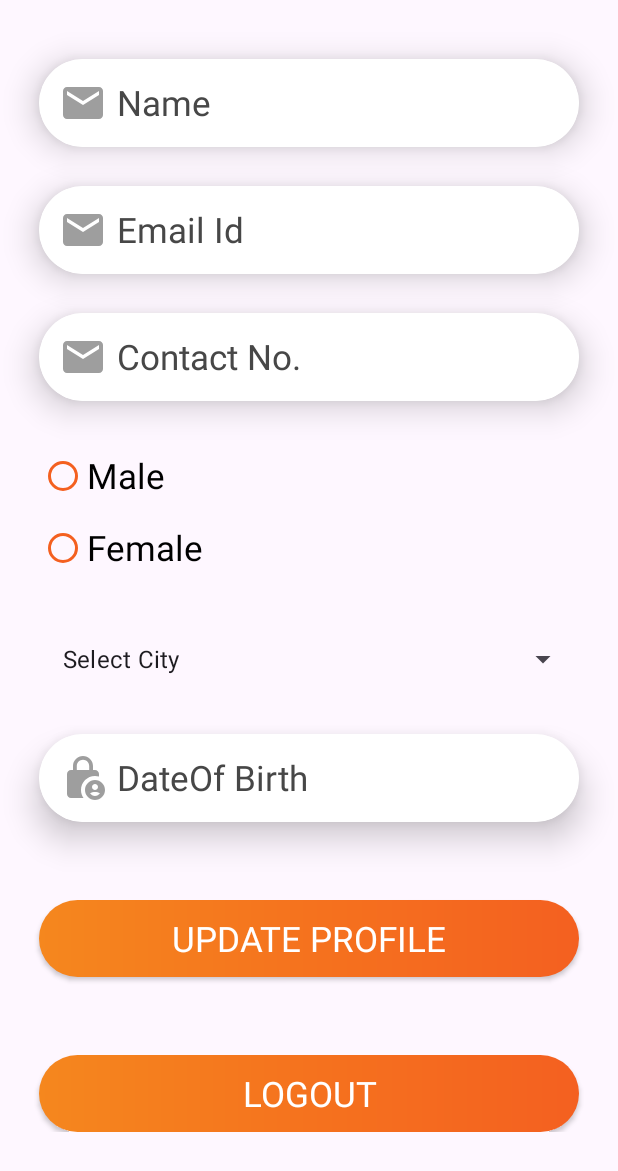
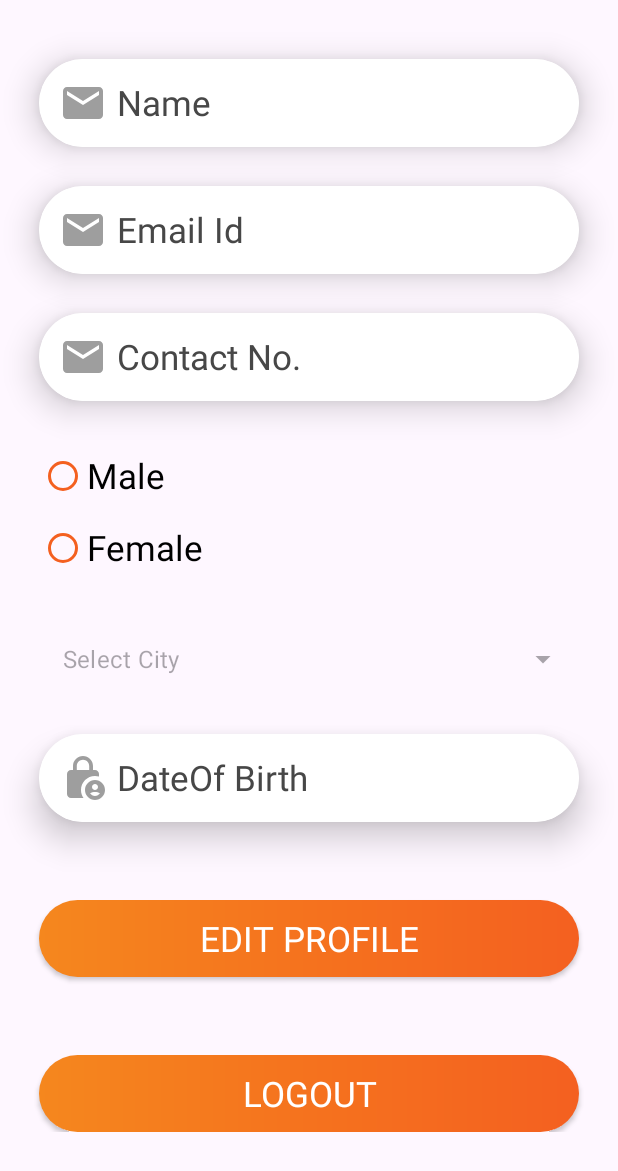
Before and after one commit to sahetu/Internship_45d_Batch2, an Android app: the HomeActivity screen opened directly, with no data from a screen before it, on a phone screen of 412 x 824 dp. Shown: the top 1171 px of the screen. Run offline under Robolectric (Android 15) with nearby library versions, the phone set to English and light mode, and no system bars; our stand-ins replace sdp/ssp sizes; Roboto replaces fonts that are not available here.

Commit message:
8th Aug Updated Code

```diff
--- a/app/build.gradle
+++ b/app/build.gradle
@@ -36,6 +36,7 @@ dependencies {
     implementation 'com.intuit.sdp:sdp-android:1.1.0'
 
     implementation 'com.github.bumptech.glide:glide:4.15.1'
+    implementation 'com.etebarian:meow-bottom-navigation-java:1.2.0'
 
     testImplementation 'junit:junit:4.13.2'
     androidTestImplementation 'androidx.test.ext:junit:1.1.5'
--- a/app/src/main/java/internship/batch2/HomeActivity.java
+++ b/app/src/main/java/internship/batch2/HomeActivity.java
@@ -28,7 +28,7 @@ public class HomeActivity extends AppCompatActivity {
     //TextView name;
     SharedPreferences sp;
 
-    Button logout, updateProfile;
+    Button logout, updateProfile, editProfile;
     EditText name, email, contact, dob;
 
     String emailPattern = "[a-zA-Z0-9._-]+@[a-z]+\\.+[a-z]+";
@@ -190,30 +190,62 @@ public class HomeActivity extends AppCompatActivity {
                     dob.setError("Please Select Date Of Birth");
                 }
                 else {
-                    /*String selectQuery = "SELECT * FROM USERS WHERE EMAIL='"+email.getText().toString()+"' OR CONTACT='"+contact.getText().toString()+"'";
+                    String selectQuery = "SELECT * FROM USERS WHERE USERID='"+sp.getString(ConstantSp.ID,"")+"'";
                     Cursor cursor = db.rawQuery(selectQuery,null);
                     if(cursor.getCount()>0){
-                        new CommonMethod(HomeActivity.this, "Email Id/Contact No. Already Exists");
+                        String updateQuery = "UPDATE USERS SET NAME='"+name.getText().toString()+"',EMAIL='"+email.getText().toString()+"',CONTACT='"+contact.getText().toString()+"',GENDER='"+sGender+"',CITY='"+sCity+"',DOB='"+dob.getText().toString()+"' WHERE USERID='"+sp.getString(ConstantSp.ID,"")+"'";
+                        db.execSQL(updateQuery);
+                        new CommonMethod(HomeActivity.this,"Profile Update Success");
+
+                        sp.edit().putString(ConstantSp.NAME,name.getText().toString()).commit();
+                        sp.edit().putString(ConstantSp.EMAIL,email.getText().toString()).commit();
+                        sp.edit().putString(ConstantSp.CONTACT,contact.getText().toString()).commit();
+                        sp.edit().putString(ConstantSp.GENDER,sGender).commit();
+                        sp.edit().putString(ConstantSp.CITY,sCity).commit();
+                        sp.edit().putString(ConstantSp.DOB,dob.getText().toString()).commit();
+
+                        setData(false);
                     }
                     else {
-                        String insertQuery = "INSERT INTO USERS VALUES(NULL,'" + name.getText().toString() + "','" + email.getText().toString() + "','" + contact.getText().toString() + "','" + password.getText().toString() + "','" + sGender + "','" + sCity + "','" + dob.getText().toString() + "')";
-                        db.execSQL(insertQuery);
-
-                        System.out.println("Signup Successfully\nEmail:" + email.getText().toString() + "\nPassword:" + password.getText().toString());
-                        new CommonMethod(HomeActivity.this, "Signup Successfully");
-                        new CommonMethod(view, "Signup Successfully");
-                        //new CommonMethod(HomeActivity.this, HomeActivity.class);
-                        onBackPressed();
-                    }*/
+                        new CommonMethod(HomeActivity.this,"Invalid User Id");
+                    }
                 }
             }
         });
 
-        setData();
+        editProfile = findViewById(R.id.home_edit_profile);
+        editProfile.setOnClickListener(new View.OnClickListener() {
+            @Override
+            public void onClick(View view) {
+                setData(true);
+            }
+        });
+
+        setData(false);
 
     }
 
-    private void setData() {
+    private void setData(boolean isEnable) {
+
+        name.setEnabled(isEnable);
+        email.setEnabled(isEnable);
+        contact.setEnabled(isEnable);
+        dob.setEnabled(isEnable);
+
+        male.setEnabled(isEnable);
+        female.setEnabled(isEnable);
+
+        city.setEnabled(isEnable);
+
+        if(isEnable){
+            editProfile.setVisibility(View.GONE);
+            updateProfile.setVisibility(View.VISIBLE);
+        }
+        else{
+            editProfile.setVisibility(View.VISIBLE);
+            updateProfile.setVisibility(View.GONE);
+        }
+
         name.setText(sp.getString(ConstantSp.NAME,""));
         email.setText(sp.getString(ConstantSp.EMAIL,""));
         contact.setText(sp.getString(ConstantSp.CONTACT,""));
--- a/app/src/main/java/internship/batch2/MainActivity.java
+++ b/app/src/main/java/internship/batch2/MainActivity.java
@@ -106,7 +106,7 @@ public class MainActivity extends AppCompatActivity {
 
                         /*Intent intent = new Intent(MainActivity.this,HomeActivity.class);
                         startActivity(intent);*/
-                        new CommonMethod(MainActivity.this, HomeActivity.class);
+                        new CommonMethod(MainActivity.this, DashboardActivity.class);
                     }
                     else{
                         new CommonMethod(MainActivity.this, "Login Unsuccessfully");
--- a/app/src/main/java/internship/batch2/SplashActivity.java
+++ b/app/src/main/java/internship/batch2/SplashActivity.java
@@ -38,7 +38,7 @@ public class SplashActivity extends AppCompatActivity {
                     new CommonMethod(SplashActivity.this, MainActivity.class);
                 }
                 else{
-                    new CommonMethod(SplashActivity.this, HomeActivity.class);
+                    new CommonMethod(SplashActivity.this, DashboardActivity.class);
                 }
             }
         },2000);
--- /dev/null
+++ b/app/src/main/res/drawable/ic_home.xml
@@ -0,0 +1,5 @@
+<vector android:height="24dp" android:tint="#ECA2A2"
+    android:viewportHeight="24" android:viewportWidth="24"
+    android:width="24dp" xmlns:android="http://schemas.android.com/apk/res/android">
+    <path android:fillColor="@android:color/white" android:pathData="M10,20v-6h4v6h5v-8h3L12,3 2,12h3v8z"/>
+</vector>
--- /dev/null
+++ b/app/src/main/res/drawable/ic_profile.xml
@@ -0,0 +1,5 @@
+<vector android:height="24dp" android:tint="#ECA2A2"
+    android:viewportHeight="24" android:viewportWidth="24"
+    android:width="24dp" xmlns:android="http://schemas.android.com/apk/res/android">
+    <path android:fillColor="@android:color/white" android:pathData="M11.99,2c-5.52,0 -10,4.48 -10,10s4.48,10 10,10 10,-4.48 10,-10 -4.48,-10 -10,-10zM15.6,8.34c1.07,0 1.93,0.86 1.93,1.93 0,1.07 -0.86,1.93 -1.93,1.93 -1.07,0 -1.93,-0.86 -1.93,-1.93 -0.01,-1.07 0.86,-1.93 1.93,-1.93zM9.6,6.76c1.3,0 2.36,1.06 2.36,2.36 0,1.3 -1.06,2.36 -2.36,2.36s-2.36,-1.06 -2.36,-2.36c0,-1.31 1.05,-2.36 2.36,-2.36zM9.6,15.89v3.75c-2.4,-0.75 -4.3,-2.6 -5.14,-4.96 1.05,-1.12 3.67,-1.69 5.14,-1.69 0.53,0 1.2,0.08 1.9,0.22 -1.64,0.87 -1.9,2.02 -1.9,2.68zM11.99,20c-0.27,0 -0.53,-0.01 -0.79,-0.04v-4.07c0,-1.42 2.94,-2.13 4.4,-2.13 1.07,0 2.92,0.39 3.84,1.15 -1.17,2.97 -4.06,5.09 -7.45,5.09z"/>
+</vector>
--- a/app/src/main/res/layout/activity_home.xml
+++ b/app/src/main/res/layout/activity_home.xml
@@ -142,11 +142,22 @@
         </androidx.cardview.widget.CardView>
 
         <Button
+            android:id="@+id/home_edit_profile"
+            style="@style/button_18"
+            android:layout_width="match_parent"
+            android:layout_height="wrap_content"
+            android:layout_below="@id/home_dob_card"
+            android:layout_marginHorizontal="@dimen/_20sdp"
+            android:layout_marginTop="@dimen/_40sdp"
+            android:text="Edit Profile" />
+
+        <Button
+            android:visibility="gone"
             android:id="@+id/home_update_profile"
             style="@style/button_18"
             android:layout_width="match_parent"
             android:layout_height="wrap_content"
-            android:layout_below="@id/home_dob_card"
+            android:layout_below="@id/home_edit_profile"
             android:layout_marginHorizontal="@dimen/_20sdp"
             android:layout_marginTop="@dimen/_40sdp"
             android:text="Update Profile" />
--- a/gradle.properties
+++ b/gradle.properties
@@ -15,6 +15,7 @@ org.gradle.jvmargs=-Xmx2048m -Dfile.encoding=UTF-8
 # Android operating system, and which are packaged with your app's APK
 # https://developer.android.com/topic/libraries/support-library/androidx-rn
 android.useAndroidX=true
+android.enableJetifier=true
 # Enables namespacing of each library's R class so that its R class includes only the
 # resources declared in the library itself and none from the library's dependencies,
 # thereby reducing the size of the R class for that library
--- a/settings.gradle
+++ b/settings.gradle
@@ -1,6 +1,7 @@
 pluginManagement {
     repositories {
         google()
+        jcenter()
         mavenCentral()
         gradlePluginPortal()
     }
@@ -9,6 +10,7 @@ dependencyResolutionManagement {
     repositoriesMode.set(RepositoriesMode.FAIL_ON_PROJECT_REPOS)
     repositories {
         google()
+        jcenter()
         mavenCentral()
     }
 }
```
Also changed, not shown: app/src/main/AndroidManifest.xml (+6 -4 lines), app/src/main/java/internship/batch2/DashboardActivity.java (added, +59 -0 lines), app/src/main/res/layout/activity_dashboard.xml (added, +21 -0 lines).
